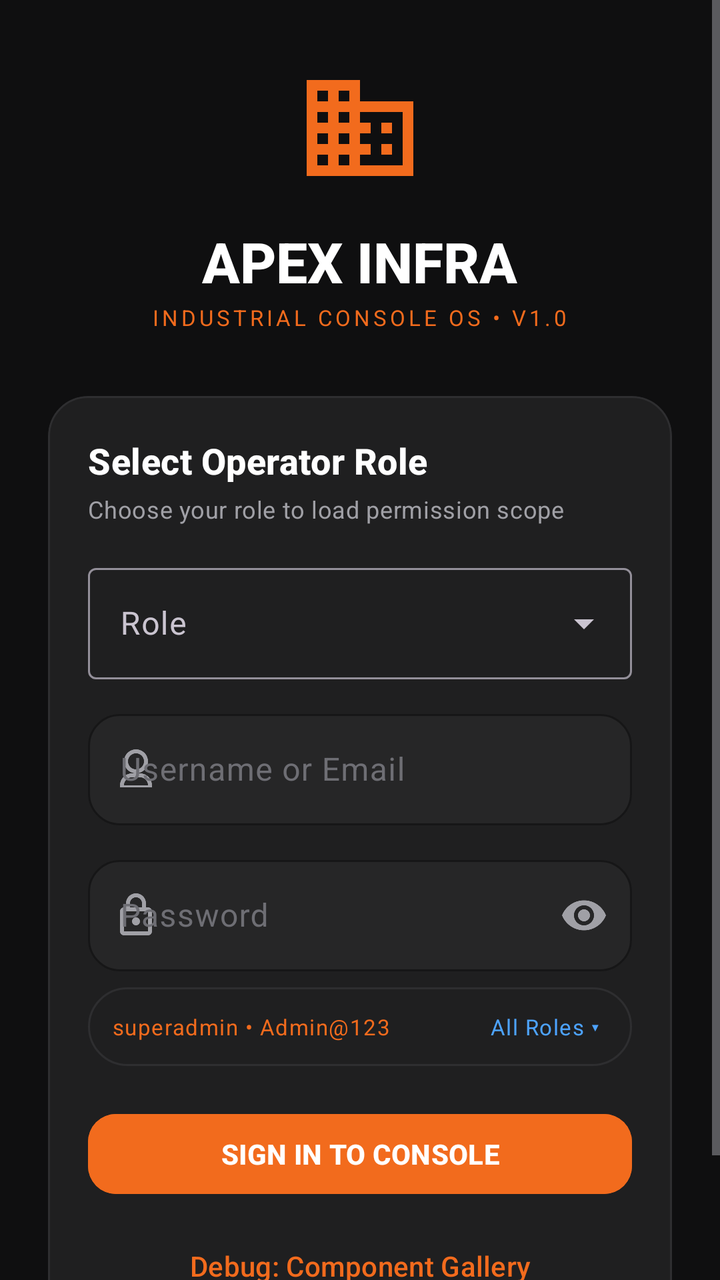
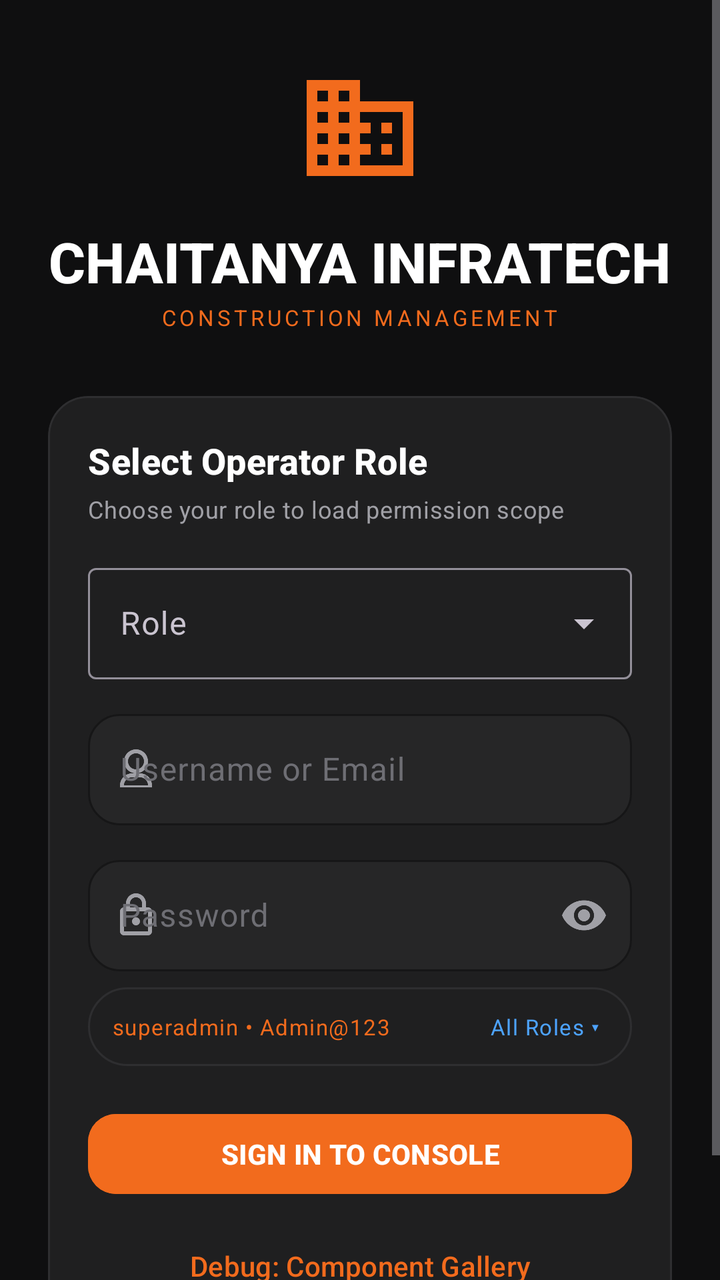

Compare the two renders of this Android layout. The source of the first and the diff that turns it into the second are given below.
<!-- AndroidManifest.xml: application theme Theme.Contructionmanagementapp -->
<!-- res/layout/fragment_login.xml -->
<?xml version="1.0" encoding="utf-8"?>
<ScrollView xmlns:android="http://schemas.android.com/apk/res/android"
    xmlns:app="http://schemas.android.com/apk/res-auto"
    xmlns:tools="http://schemas.android.com/tools"
    android:layout_width="match_parent"
    android:layout_height="match_parent"
    android:background="@color/cms_background"
    android:fillViewport="true">

    <LinearLayout
        android:layout_width="match_parent"
        android:layout_height="wrap_content"
        android:gravity="center"
        android:orientation="vertical"
        android:paddingHorizontal="@dimen/cms_spacing_section"
        android:paddingVertical="@dimen/cms_spacing_xxl">

        
        <ImageView
            android:layout_width="64dp"
            android:layout_height="64dp"
            android:contentDescription="Apex Infra Logo"
            android:src="@drawable/ic_building"
            app:tint="@color/cms_accent" />

        <TextView
            android:layout_width="wrap_content"
            android:layout_height="wrap_content"
            android:layout_marginTop="@dimen/cms_spacing_lg"
            android:text="APEX INFRA"
            android:textAppearance="@style/TextAppearance.CMS.Display"
            android:textColor="@color/cms_text_primary" />

        <TextView
            android:layout_width="wrap_content"
            android:layout_height="wrap_content"
            android:layout_marginTop="2dp"
            android:letterSpacing="0.15"
            android:text="INDUSTRIAL CONSOLE OS • V1.0"
            android:textAppearance="@style/TextAppearance.CMS.Caption"
            android:textColor="@color/cms_accent" />

        <com.google.android.material.card.MaterialCardView
            style="@style/Widget.CMS.Card"
            android:layout_width="match_parent"
            android:layout_height="wrap_content"
            android:layout_marginTop="@dimen/cms_spacing_xxl">

            <LinearLayout
                android:layout_width="match_parent"
                android:layout_height="wrap_content"
                android:orientation="vertical"
                android:padding="@dimen/cms_spacing_xl">

                <TextView
                    android:layout_width="wrap_content"
                    android:layout_height="wrap_content"
                    android:text="Select Operator Role"
                    android:textAppearance="@style/TextAppearance.CMS.Title" />

                <TextView
                    android:layout_width="wrap_content"
                    android:layout_height="wrap_content"
                    android:layout_marginTop="@dimen/cms_spacing_xs"
                    android:text="Choose your role to load permission scope"
                    android:textAppearance="@style/TextAppearance.CMS.BodySecondary" />

                
                <com.google.android.material.textfield.TextInputLayout
                    android:id="@+id/tilRole"
                    style="@style/Widget.Material3.TextInputLayout.OutlinedBox.ExposedDropdownMenu"
                    android:layout_width="match_parent"
                    android:layout_height="wrap_content"
                    android:layout_marginTop="@dimen/cms_spacing_lg"
                    android:hint="Role">

                    <AutoCompleteTextView
                        android:id="@+id/actvRole"
                        android:layout_width="match_parent"
                        android:layout_height="wrap_content"
                        android:inputType="none"
                        android:textColor="@color/cms_text_primary" />
                </com.google.android.material.textfield.TextInputLayout>

                
                <com.google.android.material.textfield.TextInputLayout
                    android:id="@+id/tilUsername"
                    style="@style/Widget.CMS.TextInputLayout"
                    android:layout_width="match_parent"
                    android:layout_height="wrap_content"
                    android:layout_marginTop="@dimen/cms_spacing_md"
                    android:hint="Username or Email"
                    app:startIconDrawable="@drawable/ic_user"
                    app:startIconTint="@color/cms_text_secondary">

                    <com.google.android.material.textfield.TextInputEditText
                        android:id="@+id/etUsername"
                        android:layout_width="match_parent"
                        android:layout_height="wrap_content"
                        android:inputType="text"
                        android:textColor="@color/cms_text_primary" />
                </com.google.android.material.textfield.TextInputLayout>

                
                <com.google.android.material.textfield.TextInputLayout
                    android:id="@+id/tilPassword"
                    style="@style/Widget.CMS.TextInputLayout"
                    android:layout_width="match_parent"
                    android:layout_height="wrap_content"
                    android:layout_marginTop="@dimen/cms_spacing_md"
                    android:hint="Password"
                    app:endIconMode="password_toggle"
                    app:endIconTint="@color/cms_text_secondary"
                    app:startIconDrawable="@drawable/ic_lock"
                    app:startIconTint="@color/cms_text_secondary">

                    <com.google.android.material.textfield.TextInputEditText
                        android:id="@+id/etPassword"
                        android:layout_width="match_parent"
                        android:layout_height="wrap_content"
                        android:inputType="textPassword"
                        android:textColor="@color/cms_text_primary" />
                </com.google.android.material.textfield.TextInputLayout>

                
                <LinearLayout
                    android:id="@+id/layoutCredentialsHint"
                    android:layout_width="match_parent"
                    android:layout_height="wrap_content"
                    android:layout_marginTop="@dimen/cms_spacing_sm"
                    android:background="@drawable/bg_card"
                    android:gravity="center_vertical"
                    android:orientation="horizontal"
                    android:paddingHorizontal="@dimen/cms_spacing_md"
                    android:paddingVertical="@dimen/cms_spacing_sm">

                    <TextView
                        android:id="@+id/tvCredentialsHint"
                        android:layout_width="0dp"
                        android:layout_height="wrap_content"
                        android:layout_weight="1"
                        android:text="superadmin • Admin@123"
                        android:textAppearance="@style/TextAppearance.CMS.Caption"
                        android:textColor="@color/cms_accent" />

                    <TextView
                        android:id="@+id/btnShowCredentials"
                        android:layout_width="wrap_content"
                        android:layout_height="wrap_content"
                        android:background="?attr/selectableItemBackground"
                        android:clickable="true"
                        android:focusable="true"
                        android:padding="4dp"
                        android:text="All Roles ▾"
                        android:textAppearance="@style/TextAppearance.CMS.Caption"
                        android:textColor="@color/cms_info" />
                </LinearLayout>

                
                <com.google.android.material.button.MaterialButton
                    android:id="@+id/btnSignIn"
                    style="@style/Widget.CMS.Button.Primary"
                    android:layout_width="match_parent"
                    android:layout_height="wrap_content"
                    android:layout_marginTop="@dimen/cms_spacing_xl"
                    android:text="SIGN IN TO CONSOLE" />

                
                <com.google.android.material.button.MaterialButton
                    android:id="@+id/btnOpenGallery"
                    style="@style/Widget.CMS.Button.Text"
                    android:layout_width="match_parent"
                    android:layout_height="wrap_content"
                    android:layout_marginTop="@dimen/cms_spacing_sm"
                    android:text="Debug: Component Gallery" />

                <ProgressBar
                    android:id="@+id/progressBarLogin"
                    android:layout_width="wrap_content"
                    android:layout_height="wrap_content"
                    android:layout_gravity="center_horizontal"
                    android:layout_marginTop="@dimen/cms_spacing_md"
                    android:indeterminateTint="@color/cms_accent"
                    android:visibility="gone" />

            </LinearLayout>
        </com.google.android.material.card.MaterialCardView>

    </LinearLayout>
</ScrollView>
<!-- resources referenced by this layout -->
<resources>
  <color name="cms_accent">#F26B1D</color>
  <color name="cms_background">#0F0F10</color>
  <color name="cms_info">#4DA3FF</color>
  <color name="cms_text_primary">#FFFFFF</color>
  <color name="cms_text_secondary">#A0A0A6</color>
  <dimen name="cms_spacing_lg">16dp</dimen>
  <dimen name="cms_spacing_md">12dp</dimen>
  <dimen name="cms_spacing_section">24dp</dimen>
  <dimen name="cms_spacing_sm">8dp</dimen>
  <dimen name="cms_spacing_xl">20dp</dimen>
  <dimen name="cms_spacing_xs">4dp</dimen>
  <dimen name="cms_spacing_xxl">32dp</dimen>
  <style name="TextAppearance.CMS.BodySecondary" parent="TextAppearance.Material3.BodyMedium">
          <item name="android:textSize">@dimen/cms_text_size_body_sm</item>
          <item name="android:textColor">@color/cms_text_secondary</item>
          <item name="fontFamily">sans-serif</item>
      </style>
  <style name="TextAppearance.CMS.Caption" parent="TextAppearance.Material3.LabelSmall">
          <item name="android:textSize">@dimen/cms_text_size_caption</item>
          <item name="android:textColor">@color/cms_text_tertiary</item>
          <item name="fontFamily">sans-serif</item>
      </style>
  <style name="TextAppearance.CMS.Display" parent="TextAppearance.Material3.DisplayMedium">
          <item name="android:textSize">@dimen/cms_text_size_display</item>
          <item name="android:textColor">@color/cms_text_primary</item>
          <item name="android:textStyle">bold</item>
          <item name="fontFamily">sans-serif-medium</item>
      </style>
  <style name="TextAppearance.CMS.Title" parent="TextAppearance.Material3.TitleMedium">
          <item name="android:textSize">@dimen/cms_text_size_title</item>
          <item name="android:textColor">@color/cms_text_primary</item>
          <item name="android:textStyle">bold</item>
          <item name="fontFamily">sans-serif-medium</item>
      </style>
  <style name="Widget.CMS.Button.Text" parent="Widget.Material3.Button.TextButton">
          <item name="android:textColor">@color/cms_accent</item>
          <item name="rippleColor">@color/cms_accent_tint</item>
      </style>
  <style name="Theme.Contructionmanagementapp" parent="Theme.CMS" />
  <color name="cms_card">#1F1F20</color>
  <dimen name="cms_stroke_card">1dp</dimen>
  <color name="cms_border">#2E2E30</color>
  <dimen name="cms_radius_card">20dp</dimen>
  <dimen name="cms_text_size_body_sm">12sp</dimen>
  <dimen name="cms_text_size_caption">11sp</dimen>
  <color name="cms_text_tertiary">#6E6E74</color>
  <dimen name="cms_text_size_display">28sp</dimen>
  <dimen name="cms_text_size_title">18sp</dimen>
  <color name="cms_accent_on">#FFFFFF</color>
  <dimen name="cms_radius_chip">14dp</dimen>
  <dimen name="cms_touch_target_min">48dp</dimen>
  <color name="cms_accent_pressed">#D95A10</color>
  <color name="cms_accent_tint">#26F26B1D</color>
  <color name="cms_card_elevated">#262627</color>
  <dimen name="cms_radius_tile">16dp</dimen>
  <color name="cms_surface">#171718</color>
  <style name="Widget.CMS.BottomSheet.Modal" parent="Widget.Material3.BottomSheet.Modal">
          <item name="backgroundTint">@color/cms_surface</item>
          <item name="shapeAppearance">@style/ShapeAppearance.CMS.BottomSheet</item>
      </style>
  <color name="cms_transparent">#00000000</color>
  <style name="ShapeAppearance.CMS.BottomSheet" parent="ShapeAppearance.Material3.Corner.None">
          <item name="cornerSizeTopLeft">@dimen/cms_radius_card</item>
          <item name="cornerSizeTopRight">@dimen/cms_radius_card</item>
          <item name="cornerSizeBottomLeft">0dp</item>
          <item name="cornerSizeBottomRight">0dp</item>
      </style>
  <!-- unchanged entries left out for length: 9 -->
</resources>

<!-- the commit's change to res/layout/fragment_login.xml (unified diff, before → after) -->
@@ -19,7 +19,7 @@
         <ImageView
             android:layout_width="64dp"
             android:layout_height="64dp"
-            android:contentDescription="Apex Infra Logo"
+            android:contentDescription="@string/login_logo_description"
             android:src="@drawable/ic_building"
             app:tint="@color/cms_accent" />
 
@@ -27,7 +27,7 @@
             android:layout_width="wrap_content"
             android:layout_height="wrap_content"
             android:layout_marginTop="@dimen/cms_spacing_lg"
-            android:text="APEX INFRA"
+            android:text="@string/login_title"
             android:textAppearance="@style/TextAppearance.CMS.Display"
             android:textColor="@color/cms_text_primary" />
 
@@ -36,7 +36,7 @@
             android:layout_height="wrap_content"
             android:layout_marginTop="2dp"
             android:letterSpacing="0.15"
-            android:text="INDUSTRIAL CONSOLE OS • V1.0"
+            android:text="@string/login_subtitle"
             android:textAppearance="@style/TextAppearance.CMS.Caption"
             android:textColor="@color/cms_accent" />
 
<!-- resource entries referenced after the edit -->
@@ -12,6 +12,9 @@
   <dimen name="cms_spacing_xl">20dp</dimen>
   <dimen name="cms_spacing_xs">4dp</dimen>
   <dimen name="cms_spacing_xxl">32dp</dimen>
+  <string name="login_logo_description">Chaitanya InfraTech logo</string>
+  <string name="login_subtitle">CONSTRUCTION MANAGEMENT</string>
+  <string name="login_title">CHAITANYA INFRATECH</string>
   <style name="TextAppearance.CMS.BodySecondary" parent="TextAppearance.Material3.BodyMedium">
           <item name="android:textSize">@dimen/cms_text_size_body_sm</item>
           <item name="android:textColor">@color/cms_text_secondary</item>
